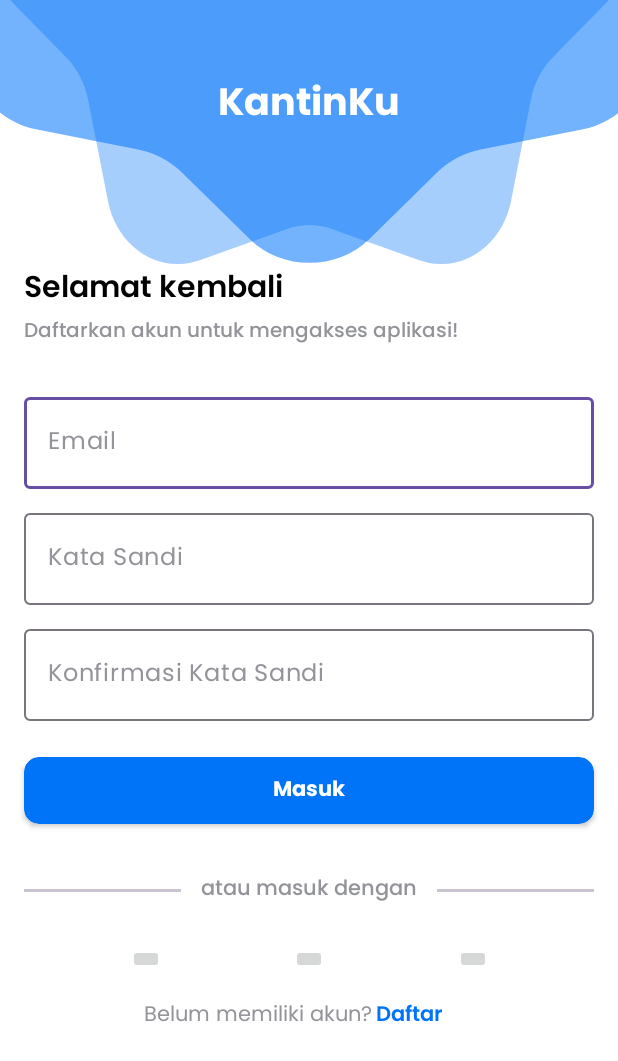
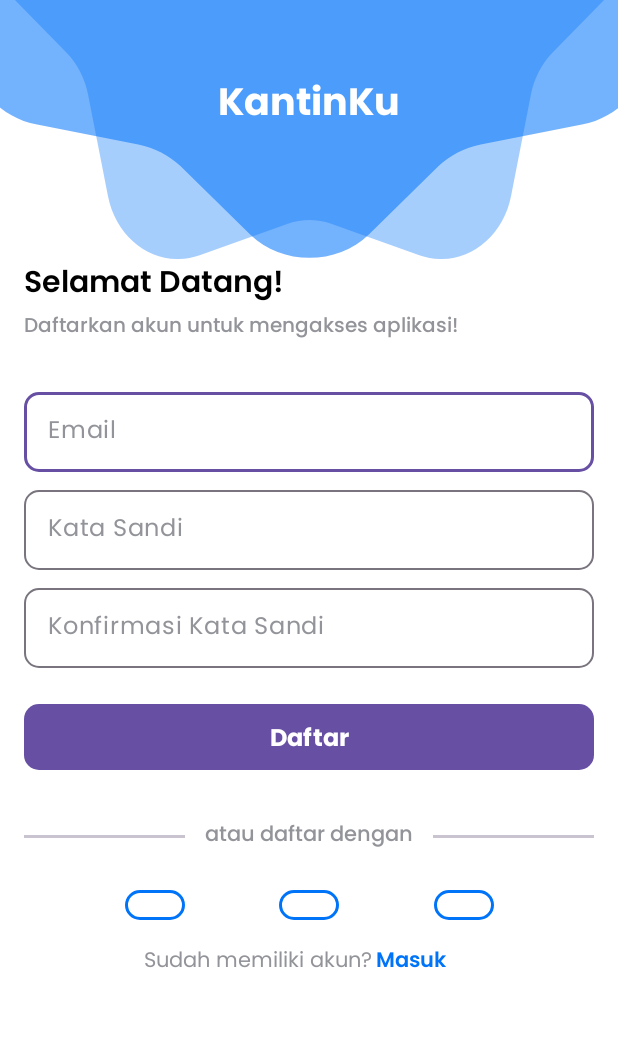
Before and after one commit to meouz/KantinKu, an Android app: the layout activity_register.xml on its own in the app's theme, with its tools: preview values and no code run, on a phone screen of 412 x 824 dp. Shown: the top 1061 px of the screen. Run offline under Robolectric (Android 15) with nearby library versions, the phone set to English and light mode, and no system bars.

Commit message:
fix: fixing auth ui

```diff
--- a/app/src/main/res/layout/activity_login.xml
+++ b/app/src/main/res/layout/activity_login.xml
@@ -13,7 +13,7 @@
         android:layout_width="fill_parent"
         android:layout_height="wrap_content"
         android:layout_marginStart="-50dp"
-        android:layout_marginTop="-272dp"
+        android:layout_marginTop="-275dp"
         android:layout_marginEnd="-50dp"
         android:src="@drawable/star"
         app:layout_constraintEnd_toEndOf="parent"
@@ -77,8 +77,9 @@
             android:layout_width="match_parent"
             android:layout_height="wrap_content"
             android:fontFamily="@font/poppins_regular"
-            android:hint="Email"
+            android:hint="@string/email"
             android:inputType="textPersonName"
+            android:paddingVertical="13dp"
             android:textColor="@color/black"
             android:textColorHint="@color/neutral_400" />
     </com.google.android.material.textfield.TextInputLayout>
@@ -102,20 +103,22 @@
             android:layout_width="match_parent"
             android:layout_height="wrap_content"
             android:fontFamily="@font/poppins_regular"
-            android:hint="Kata Sandi"
+            android:hint="@string/kata_sandi"
             android:inputType="textPassword"
+            android:paddingVertical="13dp"
+            android:textColor="@color/black"
             android:textColorHint="@color/neutral_400" />
     </com.google.android.material.textfield.TextInputLayout>
 
     <Button
         android:id="@+id/btnLogIn"
         android:layout_width="match_parent"
-        android:layout_height="wrap_content"
+        android:layout_height="44dp"
         android:layout_marginHorizontal="16dp"
         android:layout_marginTop="24dp"
         android:background="@drawable/button"
         android:fontFamily="@font/poppins_bold"
-        android:text="Masuk"
+        android:text="@string/masuk"
         android:textColor="@color/white"
         android:textSize="16sp"
         app:layout_constraintEnd_toEndOf="parent"
@@ -125,9 +128,9 @@
     <com.google.android.material.divider.MaterialDivider
         android:id="@+id/materialDivider"
         android:layout_width="0dp"
-        android:layout_height="2dp"
-        android:layout_marginLeft="16dp"
-        android:background="@color/neutral_400"
+        android:layout_height="1dp"
+        android:layout_marginStart="16dp"
+        app:dividerColor="@color/neutral_400"
         app:layout_constraintBottom_toBottomOf="@id/textView3"
         app:layout_constraintEnd_toStartOf="@+id/textView3"
         app:layout_constraintStart_toStartOf="parent"
@@ -148,9 +151,9 @@
 
     <com.google.android.material.divider.MaterialDivider
         android:layout_width="0dp"
-        android:layout_height="2dp"
+        android:layout_height="1dp"
         android:layout_marginEnd="16dp"
-        android:background="@color/neutral_400"
+        app:dividerColor="@color/neutral_400"
         app:layout_constraintBottom_toBottomOf="@id/textView3"
         app:layout_constraintEnd_toEndOf="parent"
         app:layout_constraintStart_toEndOf="@+id/textView3"
@@ -160,6 +163,7 @@
         android:id="@+id/signGoogle"
         android:layout_width="wrap_content"
         android:layout_height="wrap_content"
+        android:layout_marginStart="20dp"
         android:background="@drawable/border"
         android:backgroundTint="@null"
         android:paddingHorizontal="20dp"
@@ -177,6 +181,7 @@
         android:background="@drawable/border"
         android:paddingHorizontal="20dp"
         android:paddingVertical="10dp"
+        android:src="@drawable/googleg_standard_color_18"
         app:layout_constraintEnd_toStartOf="@+id/signTweeter"
         app:layout_constraintStart_toEndOf="@+id/signGoogle"
         app:layout_constraintTop_toBottomOf="@+id/textView3" />
@@ -185,9 +190,11 @@
         android:id="@+id/signTweeter"
         android:layout_width="wrap_content"
         android:layout_height="wrap_content"
+        android:layout_marginEnd="20dp"
         android:background="@drawable/border"
         android:paddingHorizontal="20dp"
         android:paddingVertical="10dp"
+        android:src="@drawable/googleg_standard_color_18"
         app:layout_constraintEnd_toEndOf="parent"
         app:layout_constraintStart_toEndOf="@+id/signFacebook"
         app:layout_constraintTop_toTopOf="@+id/signFacebook" />
@@ -205,11 +212,11 @@
         app:layout_constraintTop_toBottomOf="@+id/signFacebook" />
 
     <TextView
-        android:id="@+id/tvRegister"
+        android:id="@+id/tvGoRegister"
         android:layout_width="wrap_content"
         android:layout_height="wrap_content"
         android:fontFamily="@font/poppins_semibold"
-        android:text="Daftar"
+        android:text="@string/daftar"
         android:textColor="@color/primary_500"
         app:layout_constraintEnd_toEndOf="parent"
         app:layout_constraintHorizontal_bias="0.02"
--- a/app/src/main/res/layout/activity_register.xml
+++ b/app/src/main/res/layout/activity_register.xml
@@ -13,7 +13,7 @@
         android:layout_width="match_parent"
         android:layout_height="wrap_content"
         android:layout_marginStart="-50dp"
-        android:layout_marginTop="-272dp"
+        android:layout_marginTop="-275dp"
         android:layout_marginEnd="-50dp"
         android:src="@drawable/star"
         app:layout_constraintEnd_toEndOf="parent"
@@ -38,7 +38,7 @@
         android:layout_height="wrap_content"
         android:layout_marginHorizontal="16dp"
         android:fontFamily="@font/poppins_semibold"
-        android:text="Selamat kembali"
+        android:text="Selamat Datang!"
         android:textColor="@color/black"
         android:textSize="20sp"
         app:layout_constraintStart_toStartOf="parent"
@@ -62,6 +62,10 @@
         android:layout_height="wrap_content"
         android:layout_marginHorizontal="16dp"
         android:layout_marginTop="32dp"
+        app:boxCornerRadiusBottomEnd="10dp"
+        app:boxCornerRadiusBottomStart="10dp"
+        app:boxCornerRadiusTopEnd="10dp"
+        app:boxCornerRadiusTopStart="10dp"
         app:hintAnimationEnabled="false"
         app:hintEnabled="false"
         app:layout_constraintEnd_toEndOf="parent"
@@ -71,10 +75,11 @@
         <com.google.android.material.textfield.TextInputEditText
             android:id="@+id/et_email"
             android:layout_width="match_parent"
-            android:layout_height="wrap_content"
+            android:layout_height="match_parent"
             android:fontFamily="@font/poppins_regular"
-            android:hint="Email"
+            android:hint="@string/email"
             android:inputType="textPersonName"
+            android:paddingVertical="13dp"
             android:textColor="@color/black"
             android:textColorHint="@color/neutral_400" />
     </com.google.android.material.textfield.TextInputLayout>
@@ -84,7 +89,11 @@
         android:layout_width="match_parent"
         android:layout_height="wrap_content"
         android:layout_marginHorizontal="16dp"
-        android:layout_marginTop="16dp"
+        android:layout_marginTop="12dp"
+        app:boxCornerRadiusBottomEnd="10dp"
+        app:boxCornerRadiusBottomStart="10dp"
+        app:boxCornerRadiusTopEnd="10dp"
+        app:boxCornerRadiusTopStart="10dp"
         app:hintAnimationEnabled="false"
         app:hintEnabled="false"
         app:layout_constraintTop_toBottomOf="@+id/textInputLayout1">
@@ -94,8 +103,10 @@
             android:layout_width="match_parent"
             android:layout_height="wrap_content"
             android:fontFamily="@font/poppins_regular"
-            android:hint="Kata Sandi"
+            android:hint="@string/kata_sandi"
             android:inputType="textPassword"
+            android:paddingVertical="13dp"
+            android:textColor="@color/black"
             android:textColorHint="@color/neutral_400" />
     </com.google.android.material.textfield.TextInputLayout>
 
@@ -104,48 +115,47 @@
         android:layout_width="match_parent"
         android:layout_height="wrap_content"
         android:layout_marginHorizontal="16dp"
-        android:layout_marginTop="16dp"
+        android:layout_marginTop="12dp"
+        app:boxCornerRadiusBottomEnd="10dp"
+        app:boxCornerRadiusBottomStart="10dp"
+        app:boxCornerRadiusTopEnd="10dp"
+        app:boxCornerRadiusTopStart="10dp"
         app:hintAnimationEnabled="false"
         app:hintEnabled="false"
         app:layout_constraintTop_toBottomOf="@+id/textInputLayout2">
 
         <com.google.android.material.textfield.TextInputEditText
-            android:id="@+id/et_confirmpassword"
+            android:id="@+id/et_confirmPassword"
             android:layout_width="match_parent"
             android:layout_height="wrap_content"
             android:fontFamily="@font/poppins_regular"
-            android:hint="Konfirmasi Kata Sandi"
+            android:hint="@string/konfirmasi_kata_sandi"
             android:inputType="textPassword"
+            android:paddingVertical="13dp"
+            android:textColor="@color/black"
             android:textColorHint="@color/neutral_400" />
     </com.google.android.material.textfield.TextInputLayout>
 
-    <androidx.cardview.widget.CardView
-        android:id="@+id/btnLogin"
+    <Button
+        android:id="@+id/btnLogIn"
         android:layout_width="match_parent"
-        android:layout_height="wrap_content"
+        android:layout_height="44dp"
         android:layout_marginHorizontal="16dp"
         android:layout_marginTop="24dp"
-        app:cardBackgroundColor="@color/primary_500"
-        app:cardCornerRadius="10dp"
+        android:background="@drawable/button"
+        android:fontFamily="@font/poppins_bold"
+        android:text="@string/daftar"
+        android:textColor="@color/white"
+        android:textSize="16sp"
         app:layout_constraintEnd_toEndOf="parent"
         app:layout_constraintStart_toStartOf="parent"
-        app:layout_constraintTop_toBottomOf="@+id/textInputLayout3">
-
-        <TextView
-            android:layout_width="match_parent"
-            android:layout_height="match_parent"
-            android:fontFamily="@font/poppins_bold"
-            android:gravity="center"
-            android:paddingVertical="10dp"
-            android:text="Masuk"
-            android:textColor="@color/white" />
-    </androidx.cardview.widget.CardView>
+        app:layout_constraintTop_toBottomOf="@+id/textInputLayout3" />
 
     <com.google.android.material.divider.MaterialDivider
         android:id="@+id/materialDivider"
         android:layout_width="0dp"
         android:layout_height="2dp"
-        android:layout_marginLeft="16dp"
+        android:layout_marginStart="16dp"
         android:background="@color/neutral_400"
         app:layout_constraintBottom_toBottomOf="@id/textView3"
         app:layout_constraintEnd_toStartOf="@+id/textView3"
@@ -159,11 +169,11 @@
         android:layout_marginTop="32dp"
         android:fontFamily="@font/poppins_medium"
         android:paddingHorizontal="13dp"
-        android:text="atau masuk dengan"
+        android:text="atau daftar dengan"
         android:textColor="@color/neutral_400"
         app:layout_constraintEnd_toEndOf="parent"
         app:layout_constraintStart_toStartOf="parent"
-        app:layout_constraintTop_toBottomOf="@+id/btnLogin" />
+        app:layout_constraintTop_toBottomOf="@+id/btnLogIn" />
 
     <com.google.android.material.divider.MaterialDivider
         android:layout_width="0dp"
@@ -179,6 +189,10 @@
         android:id="@+id/signGoogle"
         android:layout_width="wrap_content"
         android:layout_height="wrap_content"
+        android:layout_marginStart="20dp"
+        android:background="@drawable/border"
+        android:paddingHorizontal="20dp"
+        android:paddingVertical="10dp"
         app:layout_constraintEnd_toStartOf="@+id/signFacebook"
         app:layout_constraintStart_toStartOf="parent"
         app:layout_constraintTop_toTopOf="@+id/signFacebook" />
@@ -188,6 +202,9 @@
         android:layout_width="wrap_content"
         android:layout_height="wrap_content"
         android:layout_marginTop="24dp"
+        android:background="@drawable/border"
+        android:paddingHorizontal="20dp"
+        android:paddingVertical="10dp"
         app:layout_constraintEnd_toStartOf="@+id/signTweeter"
         app:layout_constraintStart_toEndOf="@+id/signGoogle"
         app:layout_constraintTop_toBottomOf="@+id/textView3" />
@@ -196,6 +213,10 @@
         android:id="@+id/signTweeter"
         android:layout_width="wrap_content"
         android:layout_height="wrap_content"
+        android:layout_marginEnd="20dp"
+        android:background="@drawable/border"
+        android:paddingHorizontal="20dp"
+        android:paddingVertical="10dp"
         app:layout_constraintEnd_toEndOf="parent"
         app:layout_constraintStart_toEndOf="@+id/signFacebook"
         app:layout_constraintTop_toTopOf="@+id/signFacebook" />
@@ -207,16 +228,17 @@
         android:layout_marginStart="96dp"
         android:layout_marginTop="16dp"
         android:fontFamily="@font/poppins_regular"
-        android:text="Belum memiliki akun?"
+        android:text="Sudah memiliki akun?"
         android:textColor="@color/neutral_400"
         app:layout_constraintStart_toStartOf="parent"
         app:layout_constraintTop_toBottomOf="@+id/signFacebook" />
 
     <TextView
+        android:id="@+id/tvGoLogin"
         android:layout_width="wrap_content"
         android:layout_height="wrap_content"
         android:fontFamily="@font/poppins_semibold"
-        android:text="Daftar"
+        android:text="@string/masuk"
         android:textColor="@color/primary_500"
         app:layout_constraintEnd_toEndOf="parent"
         app:layout_constraintHorizontal_bias="0.02"
--- a/app/src/main/res/values/strings.xml
+++ b/app/src/main/res/values/strings.xml
@@ -2,4 +2,10 @@
     <string name="app_name">KantinKu</string>
     <string name="selamat_datang_kembali">Selamat Datang Kembali!</string>
     <string name="masuk_ke_akun_untuk_melanjutkan">Masuk ke akun untuk melanjutkan</string>
+    <string name="masuk">Masuk</string>
+    <string name="daftar">Daftar</string>
+    <string name="email">Email</string>
+    <string name="kata_sandi">Kata Sandi</string>
+    <string name="konfirmasi_kata_sandi">Konfirmasi Kata Sandi</string>
+    <string name="atau_masuk_dengan">atau masuk dengan</string>
 </resources>
```
